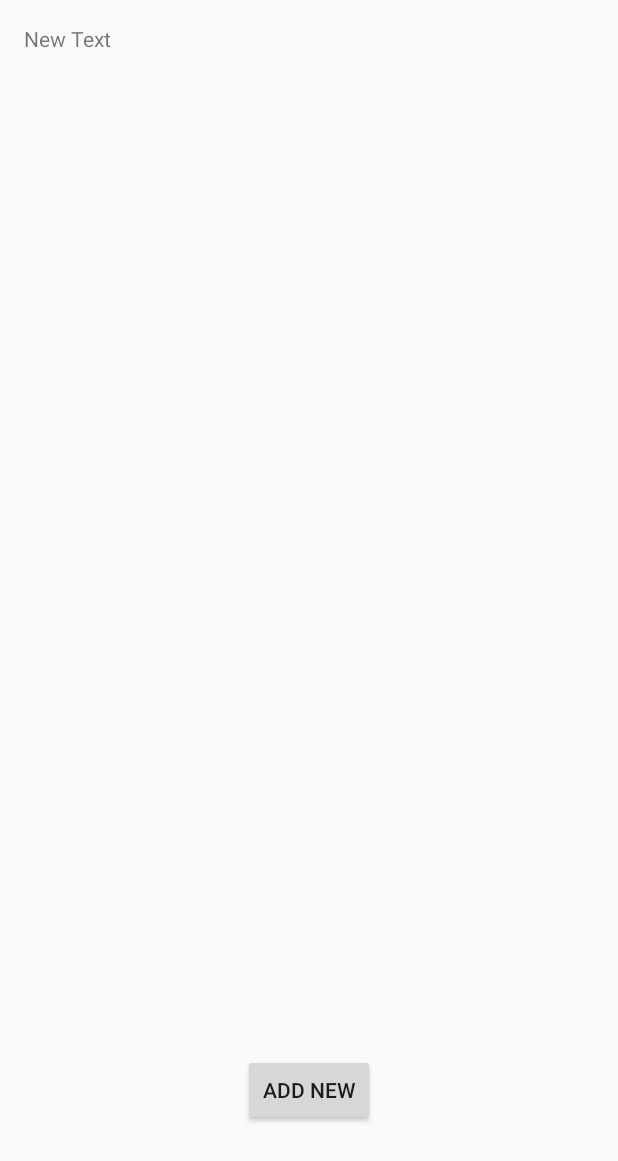
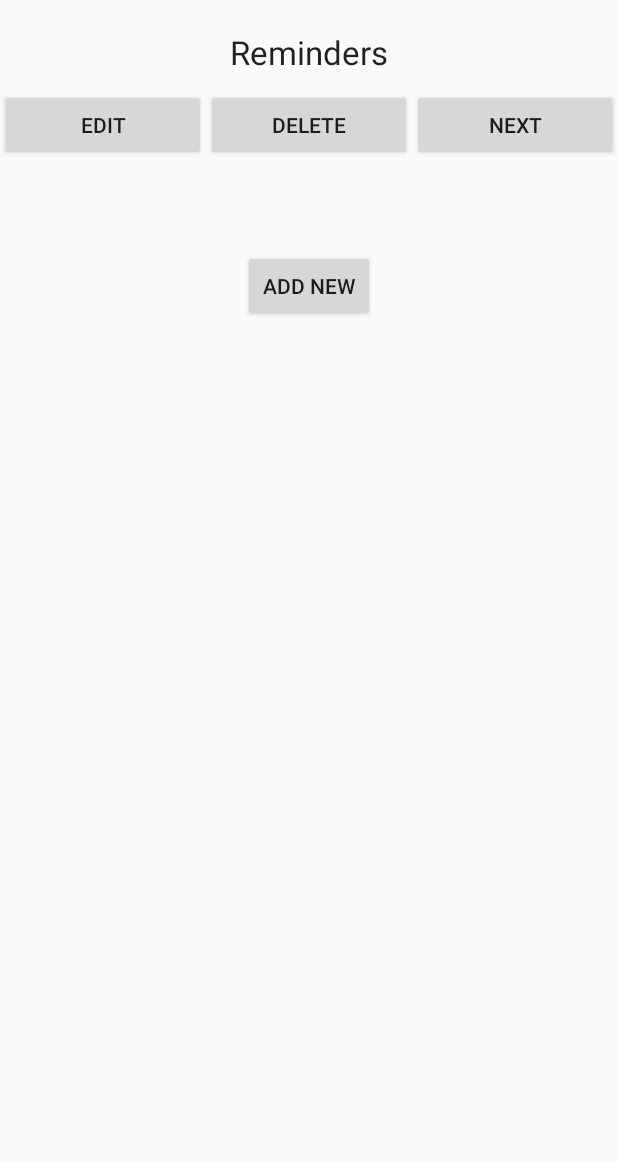
Before and after one commit to nazmul-nasir/DailyReminder, an Android app: the layout activity_main.xml on its own in the app's theme, with its tools: preview values and no code run, on a phone screen of 412 x 824 dp. Shown: the top 1161 px of the screen. Run offline under Robolectric (Android 15) with nearby library versions, the phone set to English and light mode, and no system bars.

Commit message:
delete and next button completed

```diff
--- a/app/src/main/java/nasir/dailyreminder/AddNew.java
+++ b/app/src/main/java/nasir/dailyreminder/AddNew.java
@@ -2,6 +2,7 @@ package nasir.dailyreminder;
 
 import android.app.Activity;
 import android.app.DialogFragment;
+import android.content.Intent;
 import android.os.Bundle;
 import android.view.MotionEvent;
 import android.view.View;
@@ -62,6 +63,10 @@ public class AddNew extends Activity {
 
             db.addReminder(new Reminder(addnew.getText().toString(),hour,min,format));
             Toast.makeText(this, "Reminder has been added successfully", Toast.LENGTH_LONG).show();
+
+            Intent intent = new Intent(getApplicationContext(), MainActivity.class);
+            //intent.putExtra("value", "new");
+            startActivity(intent);
         }
 
 
--- a/app/src/main/res/layout/activity_main.xml
+++ b/app/src/main/res/layout/activity_main.xml
@@ -1,24 +1,73 @@
 <?xml version="1.0" encoding="utf-8"?>
-<RelativeLayout xmlns:android="http://schemas.android.com/apk/res/android"
-    xmlns:tools="http://schemas.android.com/tools"
-    android:layout_width="match_parent"
+<LinearLayout xmlns:android="http://schemas.android.com/apk/res/android"
+    android:orientation="vertical" android:layout_width="match_parent"
     android:layout_height="match_parent"
-    android:paddingBottom="@dimen/activity_vertical_margin"
-    android:paddingLeft="@dimen/activity_horizontal_margin"
-    android:paddingRight="@dimen/activity_horizontal_margin"
-    android:paddingTop="@dimen/activity_vertical_margin"
-    tools:context="nasir.dailyreminder.MainActivity">
+    android:weightSum="1">
+
+
 
     <TextView
         android:layout_width="wrap_content"
         android:layout_height="wrap_content"
-        android:text="New Text"
+        android:textAppearance="?android:attr/textAppearanceLarge"
+        android:textSize="22sp"
+        android:layout_gravity="center"
+        android:layout_marginTop="20dp"
+        android:layout_marginBottom="10dp"
+        android:text="Reminders"
+        android:id="@+id/textView4" />
+    <LinearLayout
+        android:layout_width="match_parent"
+        android:layout_height="wrap_content"
+        android:layout_alignParentTop="@+id/textView"
+        android:orientation="horizontal"
+        >
+
+
+
+
+        <Button
+            android:id="@+id/edit"
+            android:layout_width="0dp"
+            android:layout_weight="1"
+            android:layout_height="wrap_content"
+            android:text="Edit" />
+        <Button
+            android:id="@+id/delete"
+            android:layout_width="0dp"
+            android:layout_weight="1"
+            android:layout_height="wrap_content"
+            android:text="Delete"
+            android:onClick="delete"
+            />
+        <Button
+            android:id="@+id/next"
+            android:layout_width="0dp"
+            android:layout_weight="1"
+            android:layout_height="wrap_content"
+            android:text="Next"
+            android:onClick="next"
+            />
+
+    </LinearLayout>
+
+    <ScrollView
+        android:layout_width="wrap_content"
+        android:layout_height="wrap_content">
+
+    <TextView
+        android:layout_width="344dp"
+        android:layout_height="257dp"
+        android:text=""
+        android:layout_marginLeft="20dp"
+        android:layout_marginTop="20dp"
+        android:layout_marginBottom="20dp"
+        android:layout_marginRight="20dp"
         android:id="@+id/textView"
-        android:layout_alignParentTop="true"
-        android:layout_alignParentLeft="true"
-        android:layout_alignParentStart="true"
-        android:layout_alignParentRight="true"
-        android:layout_alignParentEnd="true" />
+
+
+        />
+    </ScrollView>
 
     <Button
         android:layout_width="wrap_content"
@@ -27,7 +76,9 @@
         android:id="@+id/addNew"
         android:layout_alignParentBottom="true"
         android:layout_centerHorizontal="true"
-        android:layout_marginBottom="57dp" />
+        android:layout_marginBottom="57dp"
+        android:layout_gravity="center"
+       />
 
 
-</RelativeLayout>
+</LinearLayout>
```
Also changed, not shown: app/src/main/java/nasir/dailyreminder/MainActivity.java (+103 -5 lines), app/src/main/java/nasir/dailyreminder/MySQLiteHelper.java (+12 -0 lines).
